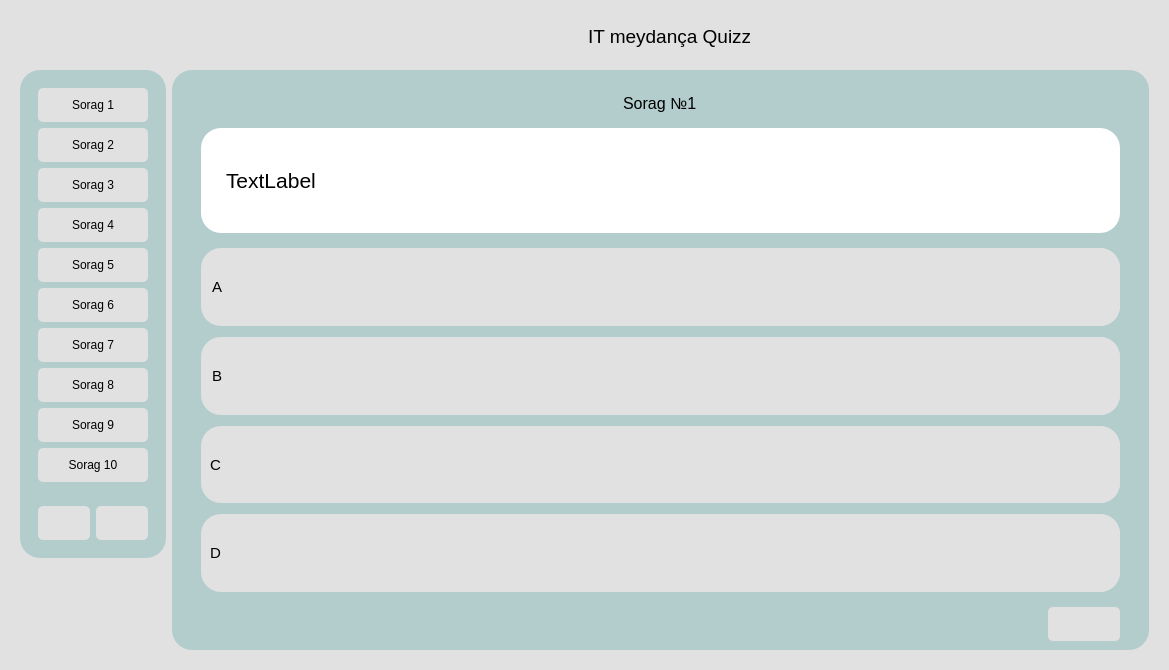
neharix/quizz, file app/ui_files/quizz.ui: the form before one commit.
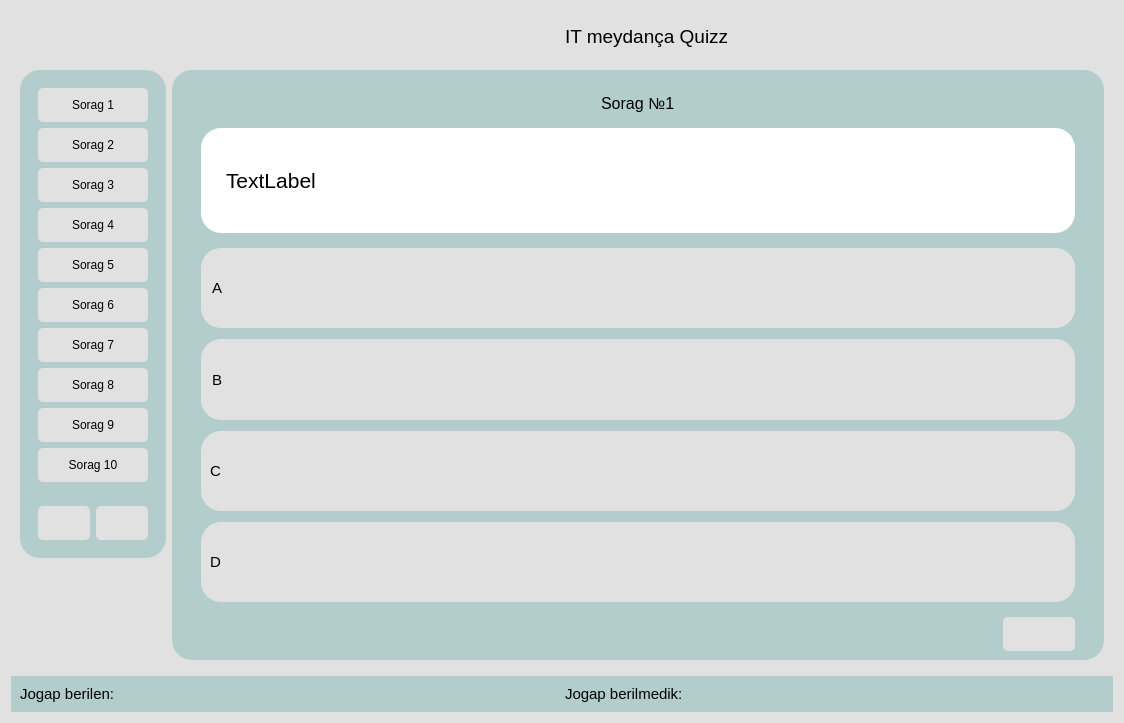
The form after the commit. Icons and pictures are not drawn.

```diff
--- a/app/ui_files/quizz.ui
+++ b/app/ui_files/quizz.ui
@@ -6,8 +6,8 @@
    <rect>
     <x>0</x>
     <y>0</y>
-    <width>1169</width>
-    <height>670</height>
+    <width>1124</width>
+    <height>723</height>
    </rect>
   </property>
   <property name="windowTitle">
@@ -697,6 +697,46 @@
       </layout>
      </widget>
     </item>
+    <item>
+     <widget class="QFrame" name="status_bar">
+      <property name="styleSheet">
+       <string notr="true">background-color: #b3cdcd;
+border-radius: 20px;</string>
+      </property>
+      <property name="frameShape">
+       <enum>QFrame::StyledPanel</enum>
+      </property>
+      <property name="frameShadow">
+       <enum>QFrame::Raised</enum>
+      </property>
+      <layout class="QHBoxLayout" name="horizontalLayout_2">
+       <item>
+        <widget class="QLabel" name="answered">
+         <property name="font">
+          <font>
+           <pointsize>11</pointsize>
+          </font>
+         </property>
+         <property name="text">
+          <string>Jogap berilen:</string>
+         </property>
+        </widget>
+       </item>
+       <item>
+        <widget class="QLabel" name="unanswered">
+         <property name="font">
+          <font>
+           <pointsize>11</pointsize>
+          </font>
+         </property>
+         <property name="text">
+          <string>Jogap berilmedik:</string>
+         </property>
+        </widget>
+       </item>
+      </layout>
+     </widget>
+    </item>
    </layout>
   </widget>
  </widget>
```
